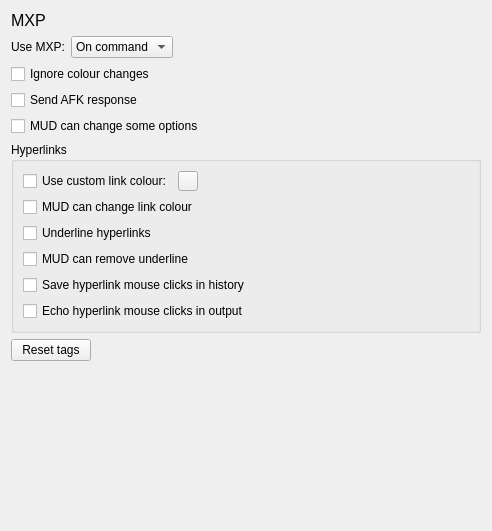
Old version of the form smushclient-qt/cpp/ui/prefs/mxp.ui in the repository jnbooth/smushclient.
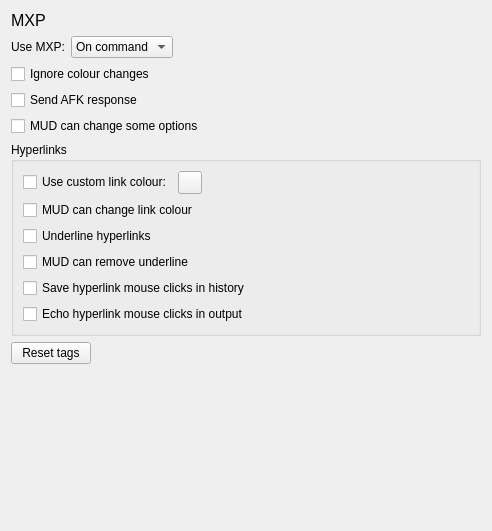
New version of the form. Icons and pictures are not drawn. Custom widgets are drawn as their Qt base class.

What changed in the file:
```diff
--- a/smushclient-qt/cpp/ui/prefs/mxp.ui
+++ b/smushclient-qt/cpp/ui/prefs/mxp.ui
@@ -111,7 +111,7 @@
         </item>
         <item>
          <widget class="ColorPickerButton" name="HyperlinkColour">
-          <property name="maximumSize">
+          <property name="baseSize">
            <size>
             <width>20</width>
             <height>20</height>
```
